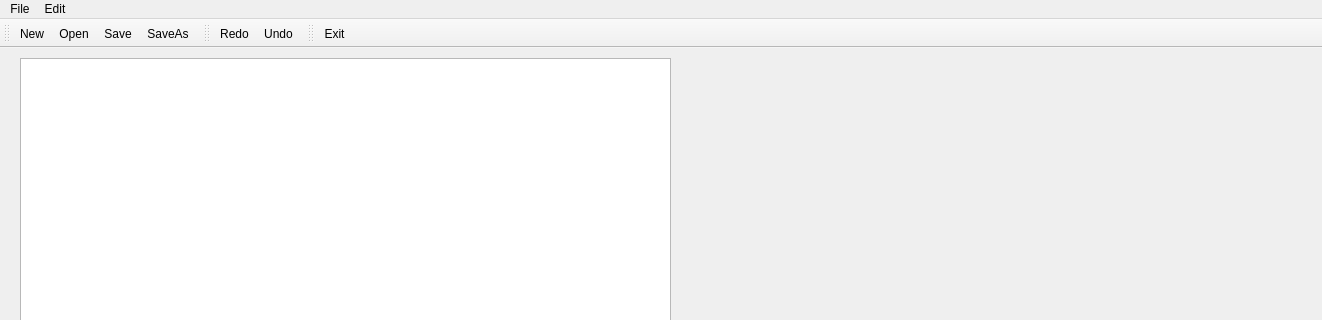
Above: compiler.ui from polan233/compile-principle-final-project before the change; both pictures show x 0 to 1322 and y 0 to 320 of the 1322 by 812 pixel window. Below: the same form after it.
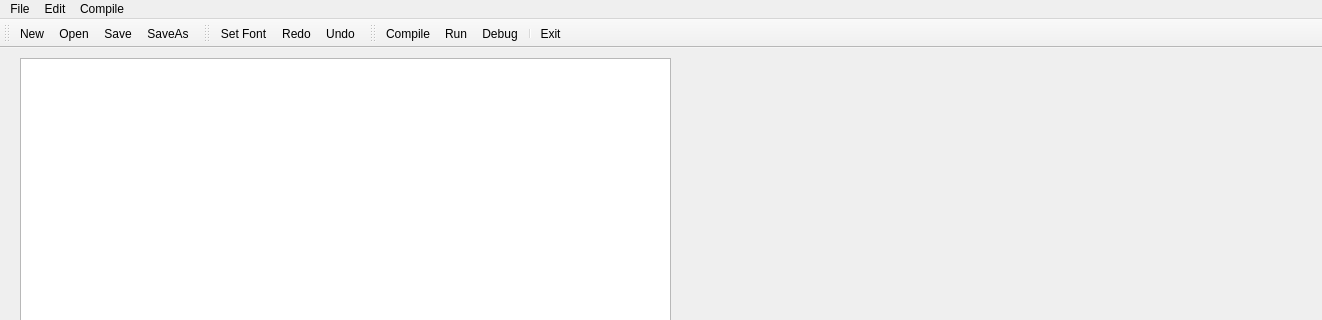
That is the form after the change. Icons and pictures are not drawn. Custom widgets are drawn as their Qt base class.

The edit to the form file:
```diff
--- a/compiler.ui
+++ b/compiler.ui
@@ -31,7 +31,7 @@
      <x>0</x>
      <y>0</y>
      <width>1322</width>
-     <height>20</height>
+     <height>23</height>
     </rect>
    </property>
    <widget class="QMenu" name="menuFile">
@@ -54,8 +54,17 @@
     <addaction name="actionCopy"/>
     <addaction name="actionPaste"/>
    </widget>
+   <widget class="QMenu" name="menuRun">
+    <property name="title">
+     <string>Compile</string>
+    </property>
+    <addaction name="actionCompile"/>
+    <addaction name="actionRun"/>
+    <addaction name="actionDebug"/>
+   </widget>
    <addaction name="menuFile"/>
    <addaction name="menuEdit"/>
+   <addaction name="menuRun"/>
   </widget>
   <widget class="QStatusBar" name="statusbar"/>
   <widget class="QToolBar" name="toolBar">
@@ -83,6 +92,7 @@
    <attribute name="toolBarBreak">
     <bool>false</bool>
    </attribute>
+   <addaction name="actionSet_Font"/>
    <addaction name="actionRedo"/>
    <addaction name="actionUndo"/>
   </widget>
@@ -96,6 +106,10 @@
    <attribute name="toolBarBreak">
     <bool>false</bool>
    </attribute>
+   <addaction name="actionCompile"/>
+   <addaction name="actionRun"/>
+   <addaction name="actionDebug"/>
+   <addaction name="separator"/>
    <addaction name="actionExit"/>
   </widget>
   <action name="actionNew">
@@ -239,6 +253,45 @@
     <string>Paste</string>
    </property>
   </action>
+  <action name="actionSet_Font">
+   <property name="icon">
+    <iconset>
+     <normalon>:/icons/icons/font.png</normalon>
+    </iconset>
+   </property>
+   <property name="text">
+    <string>Set Font</string>
+   </property>
+  </action>
+  <action name="actionCompile">
+   <property name="icon">
+    <iconset>
+     <normalon>:/icons/icons/build.png</normalon>
+    </iconset>
+   </property>
+   <property name="text">
+    <string>Compile</string>
+   </property>
+  </action>
+  <action name="actionRun">
+   <property name="icon">
+    <iconset>
+     <normalon>:/icons/icons/run.png</normalon>
+    </iconset>
+   </property>
+   <property name="text">
+    <string>Run</string>
+   </property>
+  </action>
+  <action name="actionDebug">
+   <property name="icon">
+    <iconset resource="src1.qrc">
+     <normaloff>:/icons/icons/debug.png</normaloff>:/icons/icons/debug.png</iconset>
+   </property>
+   <property name="text">
+    <string>Debug</string>
+   </property>
+  </action>
  </widget>
  <customwidgets>
   <customwidget>
```
Left out of the diff: 4 changed lines with no effect on the pictures.
